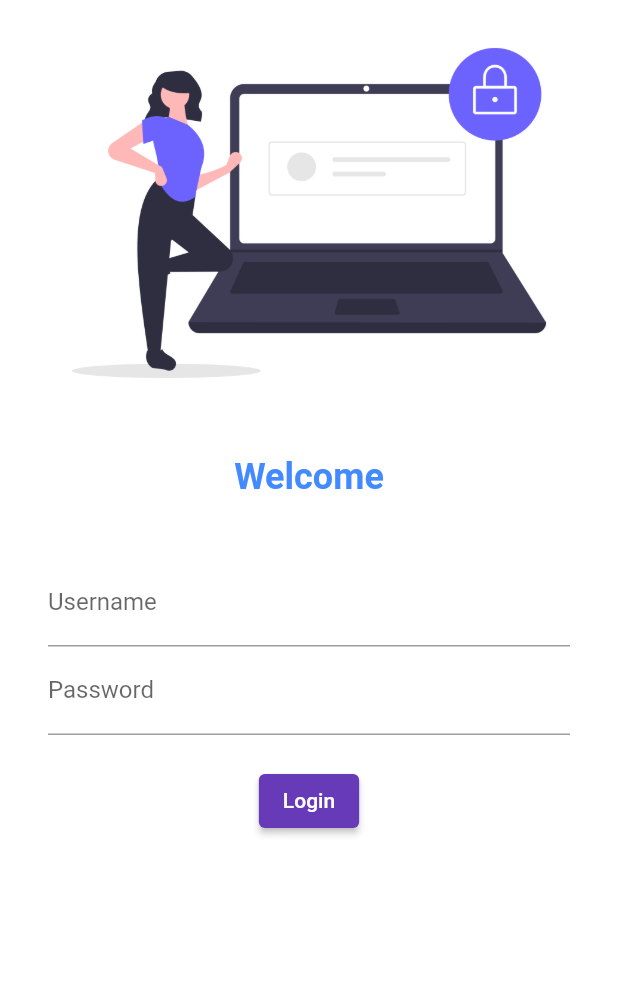
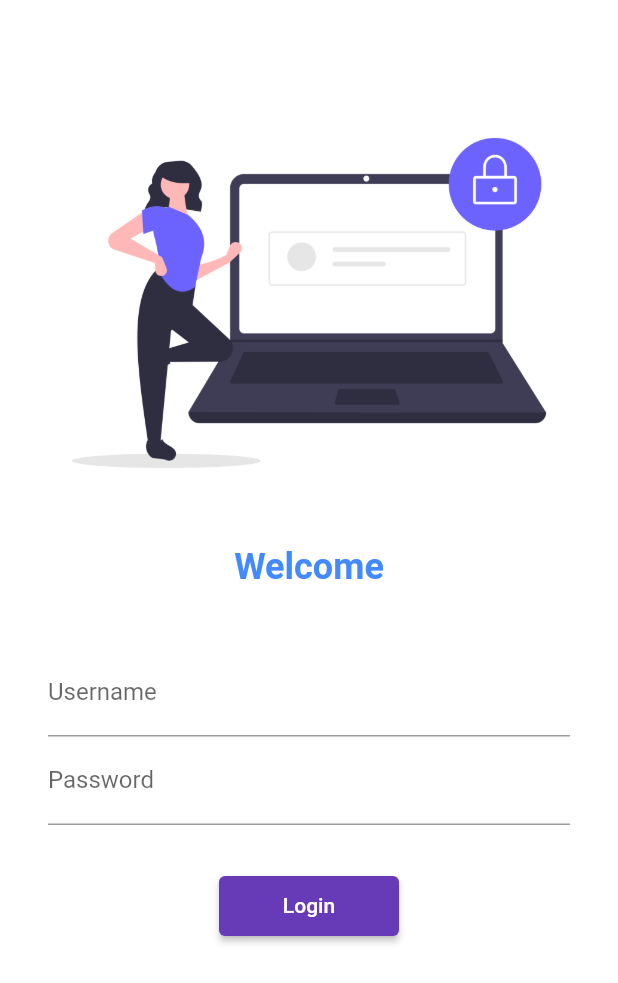
Before and after one commit to TheJenilDGohel/Learning-Flutter, a Flutter app: the screen it shows after launch, on a phone screen of 412 x 824 dp. Shown: the top 983 px of the screen. Run offline on Flutter 3.47's test engine with Material 2 defaults, Android fonts, the phone set to English and light mode, and no system bars; our stand-ins replace google_fonts; Roboto replaces fonts that are missing (Arimo).

Commit message:
day 5 complete

```diff
--- a/lib/main.dart
+++ b/lib/main.dart
@@ -1,4 +1,5 @@
 import 'package:flutter/material.dart';
+import 'package:flutter_application_1/utils/routes.dart';
 import 'package:google_fonts/google_fonts.dart';
 import 'package:flutter_application_1/pages/home_page.dart';
 import 'package:flutter_application_1/pages/login_page.dart';
@@ -19,8 +20,9 @@ class MyApp extends StatelessWidget {
       darkTheme: ThemeData(brightness: Brightness.dark),
       initialRoute: "/",
       routes: {
-        "/home": (context) => HomePage(),
         "/": (context) => Loginpage(),
+        MyRoutes.homeRoute: (context) => HomePage(),
+        MyRoutes.loginRoute: (context) => Loginpage(),
       },
     );
   }
--- a/lib/pages/login_page.dart
+++ b/lib/pages/login_page.dart
@@ -1,13 +1,19 @@
 import 'package:flutter/material.dart';
 import 'dart:developer';
+
+import 'package:flutter_application_1/utils/routes.dart';
 
 class Loginpage extends StatelessWidget {
   @override
   Widget build(BuildContext context) {
     return Material(
       color: Colors.white,
+      child: SingleChildScrollView(
         child: Column(
           children: [
+            SizedBox(
+              height: 60.0,
+            ),
             Image.asset(
               "assets/images/login-image.png",
               fit: BoxFit.cover,
@@ -38,13 +44,13 @@ class Loginpage extends StatelessWidget {
                         hintText: "Enter Your Password", labelText: "Password"),
                   ),
                   SizedBox(
-                  height: 20.0,
+                    height: 30.0,
                   ),
                   ElevatedButton(
                     onPressed: () {
-                    log("HEllo");
+                      Navigator.pushNamed(context, MyRoutes.homeRoute);
                     },
-                  style: TextButton.styleFrom(),
+                    style: TextButton.styleFrom(minimumSize: Size(120, 40)),
                     child: Text("Login"),
                   )
                 ],
@@ -52,6 +58,7 @@ class Loginpage extends StatelessWidget {
             )
           ],
         ),
+      ),
     );
   }
 }
--- /dev/null
+++ b/lib/utils/routes.dart
@@ -0,0 +1,4 @@
+class MyRoutes {
+  static String loginRoute = "/login";
+  static String homeRoute = "/home";
+}
```
Lines whose indentation alone changed are shown as unchanged.
